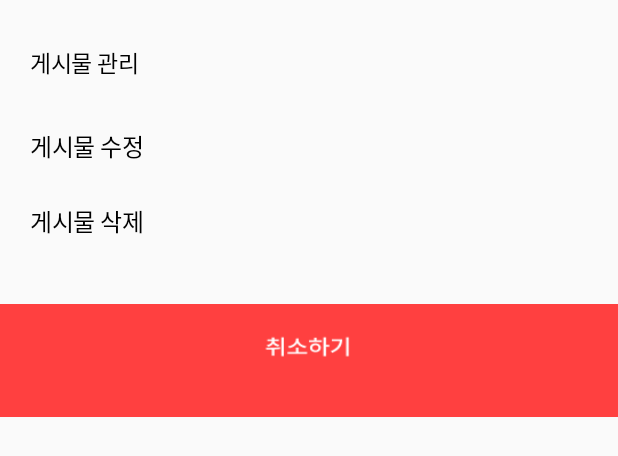
After one commit to JiYoungDo/Lifoo_v1.1, an Android app: the layout mypost_bottom_sheet_dialog.xml on its own in the app's theme, with its tools: preview values and no code run, on a phone screen of 412 x 824 dp. The commit adds this screen. Shown: the top 456 px of the screen. Run offline under Robolectric (Android 15) with nearby library versions, the phone set to English and light mode, and no system bars.

Commit message:
post delete

```diff
--- a/app/src/main/java/com/GoogooCorn/lifoo_v11/src/MypageFragment/ViewAllPost.java
+++ b/app/src/main/java/com/GoogooCorn/lifoo_v11/src/MypageFragment/ViewAllPost.java
@@ -46,7 +46,6 @@ public class ViewAllPost extends AppCompatActivity implements MypageFragmentActi
 
     // 서비스 선언
     MypageService mypageService = new MypageService(this);
-
 
     @Override
     protected void onCreate(Bundle savedInstanceState) {
@@ -143,6 +142,7 @@ public class ViewAllPost extends AppCompatActivity implements MypageFragmentActi
         mypageService.GetMyPost(page_num);
     }
 
+
     @Override
     public void GetProfileFailure(String message, int code) {
 
--- /dev/null
+++ b/app/src/main/res/layout/mypost_bottom_sheet_dialog.xml
@@ -0,0 +1,61 @@
+<?xml version="1.0" encoding="utf-8"?>
+<LinearLayout
+    xmlns:android="http://schemas.android.com/apk/res/android"
+    android:layout_width="match_parent"
+    android:layout_height="wrap_content"
+    android:orientation="vertical">
+
+    <TextView
+        android:id="@+id/post_management"
+        android:layout_width="wrap_content"
+        android:layout_height="wrap_content"
+        android:layout_marginStart="20dp"
+        android:layout_marginLeft="20dp"
+        android:layout_marginTop="30dp"
+        android:layout_marginBottom="20dp"
+        android:fontFamily="@font/noto_sans_cjkkr_medi"
+        android:includeFontPadding="false"
+        android:letterSpacing="-0.02"
+        android:text="@string/post_managment"
+        android:textColor="@color/colorBlack"
+        android:textSize="15sp"
+        android:textStyle="normal" />
+
+    <TextView
+        android:id="@+id/btn_post_edit"
+        android:layout_width="match_parent"
+        android:layout_height="50dp"
+        android:layout_marginStart="20dp"
+        android:layout_marginLeft="20dp"
+        android:fontFamily="@font/noto_sans_cjkkr"
+        android:gravity="center_vertical"
+        android:includeFontPadding="false"
+        android:letterSpacing="-0.02"
+        android:text="@string/edit_post"
+        android:textColor="@color/colorBlack"
+        android:textSize="16sp"
+        android:textStyle="normal" />
+
+    <TextView
+        android:id="@+id/btn_post_delete"
+        android:layout_width="match_parent"
+        android:layout_height="50dp"
+        android:layout_marginStart="20dp"
+        android:layout_marginLeft="20dp"
+        android:layout_marginBottom="30dp"
+        android:fontFamily="@font/noto_sans_cjkkr"
+        android:gravity="center_vertical"
+        android:includeFontPadding="false"
+        android:letterSpacing="-0.02"
+        android:text="@string/delete_post"
+        android:textColor="@color/colorBlack"
+        android:textSize="16sp"
+        android:textStyle="normal" />
+
+    <ImageView
+        android:id="@+id/btn_cancel"
+        android:layout_width="match_parent"
+        android:layout_height="76dp"
+        android:background="@drawable/cancel_btn" />
+
+</LinearLayout>
--- a/app/src/main/res/values/strings.xml
+++ b/app/src/main/res/values/strings.xml
@@ -32,6 +32,7 @@
     <string name="reaction_received">내가 받은 리액션</string>
     <string name="my_post">내 게시물 보기</string>
     <string name="edit_post">게시물 수정</string>
+    <string name="delete_post">게시물 삭제</string>
     <string name="permission_1">[설정] > [권한] 에서 권한을 허용할 수 있습니다.</string>
     <string name="permission_2">사진 및 파일을 저장하기 위하여 접근 권한이 필요합니다.</string>
     <string name="new_post_title">새 게시물</string>
@@ -43,5 +44,8 @@
     <string name="enter_hint">댓글 입력...</string>
     <string name="post">게시</string>
     <string name="edit">수정</string>
+    <string name="post_managment">게시물 관리</string>
+    <string name="share_post">공유하기</string>
+    <string name="kakaotalk">카카오톡</string>
 
 </resources>
```
Also changed, not shown: app/src/main/java/com/GoogooCorn/lifoo_v11/src/MypageFragment/ViewAllPostDialog.java (+6 -9 lines), app/src/main/java/com/GoogooCorn/lifoo_v11/src/PostDeleteDialog.java (deleted, +0 -64 lines), app/src/main/java/com/GoogooCorn/lifoo_v11/src/PostDetailActivity/Mypost_bottom_sheet.java (added, +81 -0 lines), app/src/main/java/com/GoogooCorn/lifoo_v11/src/PostDetailActivity/Otherspost_bottom_sheet.java (added, +26 -0 lines), app/src/main/java/com/GoogooCorn/lifoo_v11/src/PostDetailActivity/PostDeleteDialog.java (+13 -13 lines), app/src/main/java/com/GoogooCorn/lifoo_v11/src/PostDetailActivity/PostDetailActivity.java (+29 -0 lines), app/src/main/java/com/GoogooCorn/lifoo_v11/src/PostDetailActivity/Share_kakao_bottom_sheet.java (added, +26 -0 lines), app/src/main/res/layout/otherspost_bottom_sheet_dialog.xml (added, +48 -0 lines), app/src/main/res/layout/share_kakao_bottom_sheet_dialog.xml (added, +50 -0 lines), app/src/main/res/drawable-hdpi/cancel_btn.png (added), app/src/main/res/drawable-mdpi/cancel_btn.png (added), app/src/main/res/drawable-xhdpi/cancel_btn.png (added), app/src/main/res/drawable-xxhdpi/cancel_btn.png (added), app/src/main/res/drawable-xxxhdpi/cancel_btn.png (added).
